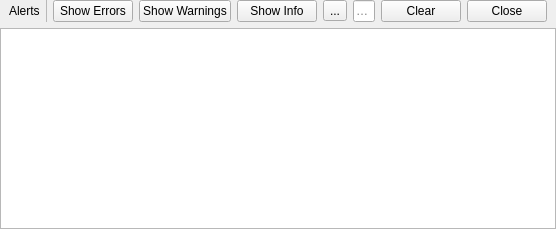
Old version of the form WidgetsModule/Notifier/notifyconsole.ui in the repository HowCanidothis/DevLib.
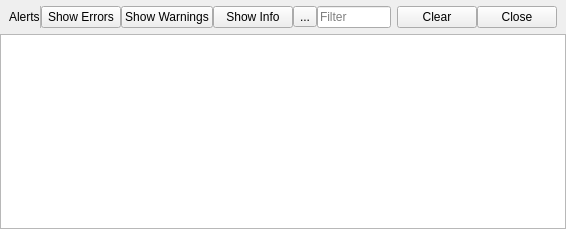
New version of the form.

What changed in the file:
```diff
--- a/WidgetsModule/Notifier/notifyconsole.ui
+++ b/WidgetsModule/Notifier/notifyconsole.ui
@@ -6,7 +6,7 @@
    <rect>
     <x>0</x>
     <y>0</y>
-    <width>488</width>
+    <width>566</width>
     <height>229</height>
    </rect>
   </property>
@@ -14,6 +14,9 @@
    <string>Form</string>
   </property>
   <layout class="QVBoxLayout" name="verticalLayout">
+   <property name="spacing">
+    <number>0</number>
+   </property>
    <property name="leftMargin">
     <number>0</number>
    </property>
@@ -32,13 +35,13 @@
       <number>9</number>
      </property>
      <property name="topMargin">
-      <number>0</number>
+      <number>6</number>
      </property>
      <property name="rightMargin">
       <number>9</number>
      </property>
      <property name="bottomMargin">
-      <number>0</number>
+      <number>6</number>
      </property>
      <item>
       <widget class="QLabel" name="label">
```
